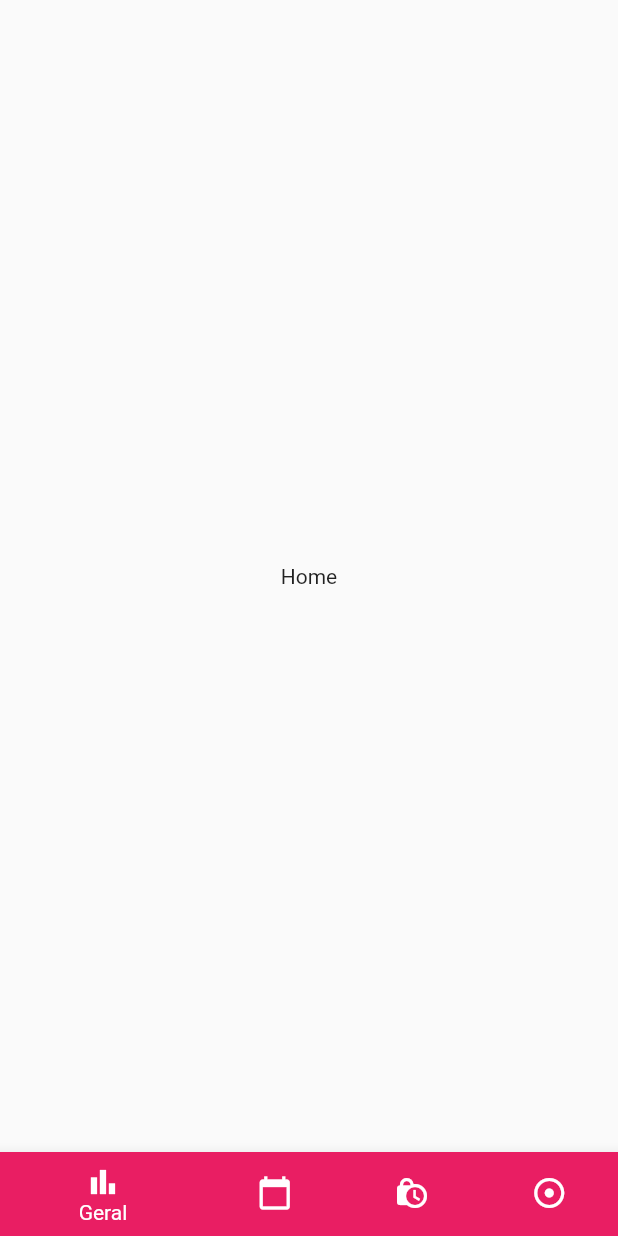
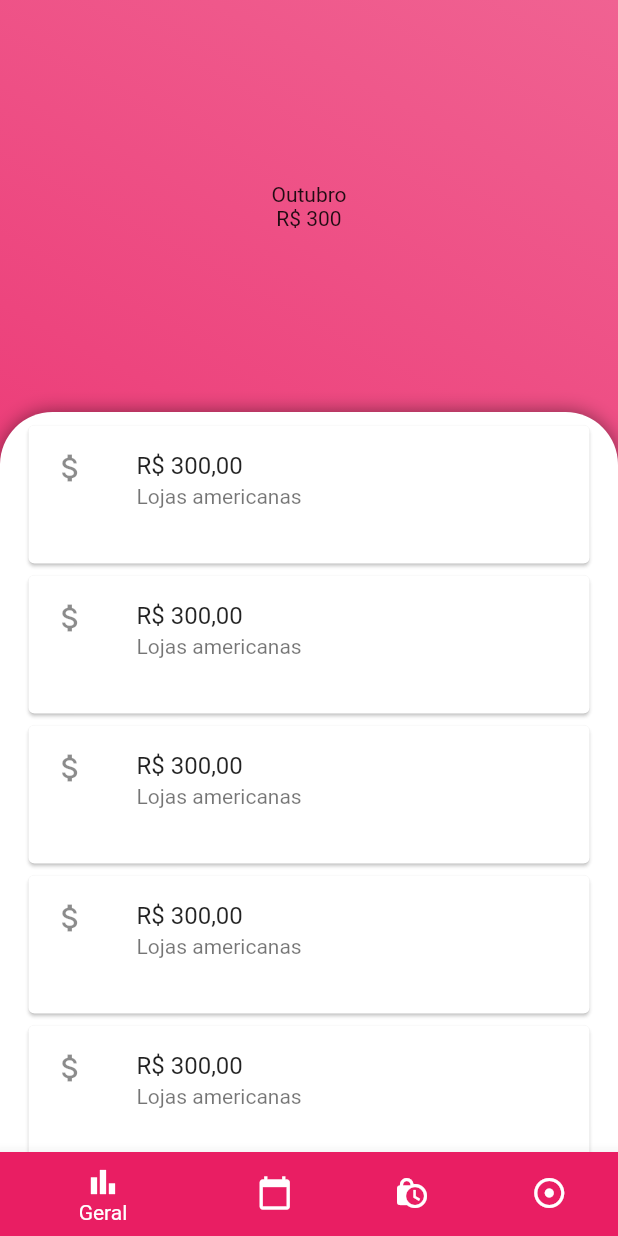
Before and after one commit to LeonardoLpds/personal_expenses, a Flutter app: the screen it shows after launch, on a phone screen of 412 x 824 dp. Run offline on Flutter 3.47's test engine with Material 2 defaults, Android fonts, the phone set to English and light mode, and no system bars.

Commit message:
Iniciando layout da homepage

```diff
--- a/lib/main.dart
+++ b/lib/main.dart
@@ -12,7 +12,10 @@ class MyApp extends StatelessWidget {
   Widget build(BuildContext context) {
     return MaterialApp(
       title: 'Despesas Pessoais',
-      theme: ThemeData(primarySwatch: Colors.pink),
+      theme: ThemeData(
+        primarySwatch: Colors.pink,
+        primaryColorLight: Colors.pink.shade300,
+      ),
       home: const MainLayout(),
     );
   }
--- a/lib/screens/home_screen.dart
+++ b/lib/screens/home_screen.dart
@@ -1,10 +1,96 @@
+import 'dart:math';
+
 import 'package:flutter/material.dart';
 
-class HomeScreen extends StatelessWidget {
+class HomeScreen extends StatefulWidget {
   const HomeScreen({Key? key}) : super(key: key);
 
   @override
+  State<HomeScreen> createState() => _HomeScreenState();
+}
+
+class _HomeScreenState extends State<HomeScreen> {
+  ScrollController controller = ScrollController();
+  bool closeTop = false;
+
+  @override
+  void initState() {
+    controller.addListener(() {
+      setState(() {
+        closeTop = controller.offset > 0;
+      });
+    });
+    super.initState();
+  }
+
+  @override
   Widget build(BuildContext context) {
-    return const Center(child: Text("Home"));
+    final Size size = MediaQuery.of(context).size;
+    final double topHeight = size.height / 3;
+
+    return Container(
+      decoration: BoxDecoration(
+        gradient: LinearGradient(
+          begin: Alignment.bottomLeft,
+          end: Alignment.topRight,
+          colors: [
+            Theme.of(context).primaryColor,
+            Theme.of(context).primaryColorLight,
+          ],
+        ),
+      ),
+      height: size.height,
+      child: Column(
+        children: [
+          AnimatedContainer(
+            duration: const Duration(milliseconds: 10),
+            width: size.width,
+            height:
+                closeTop ? max(0, topHeight - controller.offset) : topHeight,
+            alignment: Alignment.center,
+            child: FittedBox(
+              fit: BoxFit.fill,
+              child: Column(
+                mainAxisAlignment: MainAxisAlignment.center,
+                children: const [Text("Outubro"), Text("R\$ 300")],
+              ),
+            ),
+          ),
+          Expanded(
+            child: AnimatedContainer(
+              duration: const Duration(milliseconds: 0),
+              padding: const EdgeInsets.only(left: 15, top: 5, right: 15),
+              decoration: BoxDecoration(
+                boxShadow: const [
+                  BoxShadow(color: Colors.black45, blurRadius: 10)
+                ],
+                borderRadius: BorderRadius.vertical(
+                  top: Radius.circular(
+                      closeTop ? max(0, 35 - controller.offset) : 35),
+                ),
+                color: Colors.white,
+              ),
+              child: ListView.builder(
+                controller: controller,
+                itemCount: 10,
+                physics: const BouncingScrollPhysics(),
+                itemBuilder: (context, index) => const SizedBox(
+                  height: 100,
+                  child: Card(
+                    child: ListTile(
+                      leading: Icon(
+                        Icons.attach_money,
+                      ),
+                      title: Text("R\$ 300,00"),
+                      subtitle: Text("Lojas americanas"),
+                    ),
+                  ),
+                ),
+              ),
+            ),
+          ),
+        ],
+      ),
+    );
   }
 }
```
